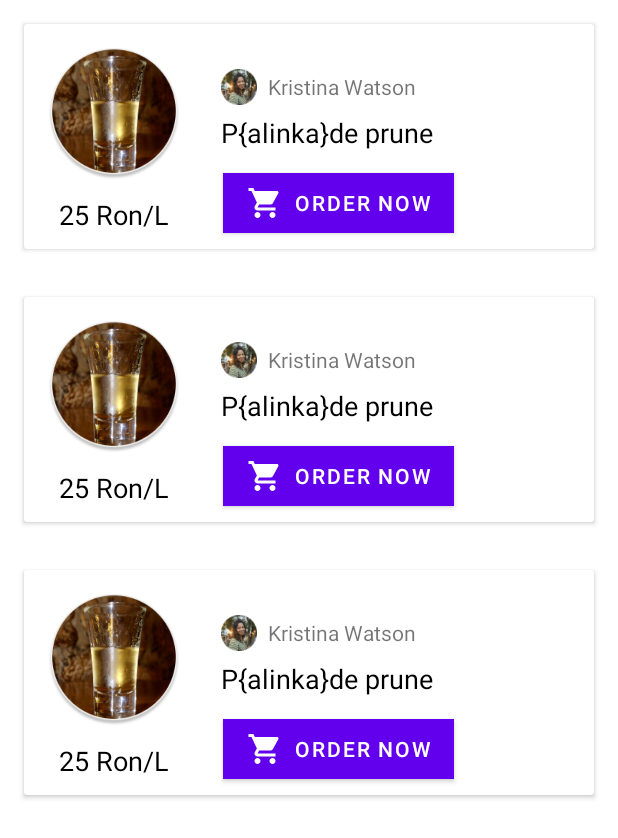
After one commit to fulopzoltan/bazaar-marketplace, an Android app: the layout fragment_timeline.xml on its own in the app's theme, with its tools: preview values and no code run, on a phone screen of 412 x 824 dp. The commit adds this screen. Shown: the top 838 px of the screen. Run offline under Robolectric (Android 15) with nearby library versions, the light colour scheme and no system bars.

Commit message:
Timeline fragment with dummy data filled recyclerView

```diff
--- /dev/null
+++ b/app/src/main/java/com/example/bazaar_marketplace/adapters/FareDummy.kt
@@ -0,0 +1,3 @@
+package com.example.bazaar_marketplace.adapters
+
+class FareDummy(val sellerName: String, val itemName: String, val price: Int, val unit: String)
--- /dev/null
+++ b/app/src/main/res/drawable/ic_baseline_shopping_cart_24.xml
@@ -0,0 +1,9 @@
+<vector xmlns:android="http://schemas.android.com/apk/res/android"
+    android:width="24dp"
+    android:height="24dp"
+    android:viewportWidth="24"
+    android:viewportHeight="24">
+  <path
+      android:fillColor="@android:color/white"
+      android:pathData="M7,18c-1.1,0 -1.99,0.9 -1.99,2S5.9,22 7,22s2,-0.9 2,-2 -0.9,-2 -2,-2zM1,2v2h2l3.6,7.59 -1.35,2.45c-0.16,0.28 -0.25,0.61 -0.25,0.96 0,1.1 0.9,2 2,2h12v-2L7.42,15c-0.14,0 -0.25,-0.11 -0.25,-0.25l0.03,-0.12 0.9,-1.63h7.45c0.75,0 1.41,-0.41 1.75,-1.03l3.58,-6.49c0.08,-0.14 0.12,-0.31 0.12,-0.48 0,-0.55 -0.45,-1 -1,-1L5.21,4l-0.94,-2L1,2zM17,18c-1.1,0 -1.99,0.9 -1.99,2s0.89,2 1.99,2 2,-0.9 2,-2 -0.9,-2 -2,-2z"/>
+</vector>
--- /dev/null
+++ b/app/src/main/res/layout/fare_item.xml
@@ -0,0 +1,87 @@
+<?xml version="1.0" encoding="utf-8"?>
+<androidx.cardview.widget.CardView xmlns:android="http://schemas.android.com/apk/res/android"
+    xmlns:app="http://schemas.android.com/apk/res-auto"
+    xmlns:tools="http://schemas.android.com/tools"
+    android:layout_width="match_parent"
+    android:layout_height="150dp"
+    android:layout_margin="16dp"
+    android:elevation="16dp">
+
+    <androidx.constraintlayout.widget.ConstraintLayout
+        android:layout_width="match_parent"
+        android:layout_height="match_parent">
+
+        <ImageView
+            android:id="@+id/fare_item_image"
+            android:layout_width="88dp"
+            android:layout_height="88dp"
+            android:layout_marginStart="16dp"
+            android:src="@drawable/fare_item_image"
+            app:layout_constraintBottom_toBottomOf="parent"
+            app:layout_constraintStart_toStartOf="parent"
+            app:layout_constraintTop_toTopOf="parent"
+            app:layout_constraintVertical_bias="0.258" />
+
+        <TextView
+            android:id="@+id/fare_item_price"
+            android:layout_width="88dp"
+            android:layout_height="wrap_content"
+            android:layout_marginStart="16dp"
+            android:text="25 Ron/L"
+            android:textAlignment="center"
+            android:textColor="@color/black"
+            android:textSize="18sp"
+            app:layout_constraintBottom_toBottomOf="parent"
+            app:layout_constraintStart_toStartOf="parent"
+            app:layout_constraintTop_toBottomOf="@+id/fare_item_image" />
+
+        <Button
+            android:id="@+id/fare_item_order_button"
+            android:layout_width="wrap_content"
+            android:layout_height="40dp"
+            android:layout_marginEnd="92dp"
+            android:background="@color/black"
+            android:drawableLeft="@drawable/ic_baseline_shopping_cart_24"
+            android:text="Order now"
+            app:layout_constraintBottom_toBottomOf="parent"
+            app:layout_constraintEnd_toEndOf="parent"
+            app:layout_constraintStart_toStartOf="@+id/fare_item_name"
+            app:layout_constraintTop_toTopOf="parent"
+            app:layout_constraintVertical_bias="0.9" />
+
+        <TextView
+            android:id="@+id/fare_item_name"
+            android:layout_width="wrap_content"
+            android:layout_height="wrap_content"
+            android:layout_marginTop="60dp"
+            android:text="P{alinka}de prune"
+            android:textColor="@color/black"
+            android:textFontWeight="700"
+            android:textSize="18sp"
+            app:layout_constraintEnd_toEndOf="parent"
+            app:layout_constraintHorizontal_bias="0.201"
+            app:layout_constraintStart_toEndOf="@+id/fare_item_image"
+            app:layout_constraintTop_toTopOf="parent" />
+
+        <ImageView
+            android:id="@+id/fare_item_seller_avatar"
+            android:layout_width="24dp"
+            android:layout_height="24dp"
+            android:src="@drawable/avatar_small"
+            app:layout_constraintBottom_toBottomOf="@+id/fare_item_seller_name"
+            app:layout_constraintStart_toStartOf="@+id/fare_item_name"
+            app:layout_constraintTop_toTopOf="@+id/fare_item_seller_name" />
+
+        <TextView
+            android:id="@+id/fare_item_seller_name"
+            android:layout_width="wrap_content"
+            android:layout_height="wrap_content"
+            android:layout_marginTop="32dp"
+            android:text="Kristina Watson"
+            app:layout_constraintEnd_toEndOf="parent"
+            app:layout_constraintHorizontal_bias="0.056"
+            app:layout_constraintStart_toEndOf="@+id/fare_item_seller_avatar"
+            app:layout_constraintTop_toTopOf="parent" />
+    </androidx.constraintlayout.widget.ConstraintLayout>
+
+</androidx.cardview.widget.CardView>
--- /dev/null
+++ b/app/src/main/res/layout/fragment_timeline.xml
@@ -0,0 +1,19 @@
+<?xml version="1.0" encoding="utf-8"?>
+<androidx.constraintlayout.widget.ConstraintLayout xmlns:android="http://schemas.android.com/apk/res/android"
+    xmlns:app="http://schemas.android.com/apk/res-auto"
+    xmlns:tools="http://schemas.android.com/tools"
+    android:layout_width="match_parent"
+    android:layout_height="match_parent"
+    tools:context=".fragments.TimelineFragment">
+
+    <androidx.recyclerview.widget.RecyclerView
+        android:id="@+id/fare_recycler_view"
+        android:layout_width="match_parent"
+        android:layout_height="wrap_content"
+        app:layout_constraintEnd_toEndOf="parent"
+        app:layout_constraintStart_toStartOf="parent"
+        app:layout_constraintTop_toTopOf="parent"
+        tools:listitem="@layout/fare_item"
+        />
+
+</androidx.constraintlayout.widget.ConstraintLayout>
--- a/app/src/main/res/values/strings.xml
+++ b/app/src/main/res/values/strings.xml
@@ -1,3 +1,5 @@
 <resources>
     <string name="app_name">bazaar-marketplace</string>
+    <!-- TODO: Remove or change this placeholder text -->
+    <string name="hello_blank_fragment">Hello blank fragment</string>
 </resources>
--- a/app/src/main/res/values/themes.xml
+++ b/app/src/main/res/values/themes.xml
@@ -1,6 +1,6 @@
 <resources xmlns:tools="http://schemas.android.com/tools">
     <!-- Base application theme. -->
-    <style name="Theme.Bazaarmarketplace" parent="Theme.MaterialComponents.DayNight.DarkActionBar">
+    <style name="Theme.Bazaarmarketplace" parent="Theme.MaterialComponents.DayNight.NoActionBar">
         <!-- Primary brand color. -->
         <item name="colorPrimary">@color/purple_500</item>
         <item name="colorPrimaryVariant">@color/purple_700</item>
```
Also changed, not shown: app/build.gradle (+14 -0 lines), app/src/main/java/com/example/bazaar_marketplace/adapters/FareItemAdapter.kt (added, +33 -0 lines), app/src/main/java/com/example/bazaar_marketplace/fragments/TimelineFragment.kt (added, +46 -0 lines), app/src/main/res/layout/activity_main.xml (+25 -8 lines), app/src/main/res/drawable-v24/avatar_small.png (added), app/src/main/res/drawable-v24/bazaar_logo_color.png (added), app/src/main/res/drawable-v24/fare_item_image.png (added).
